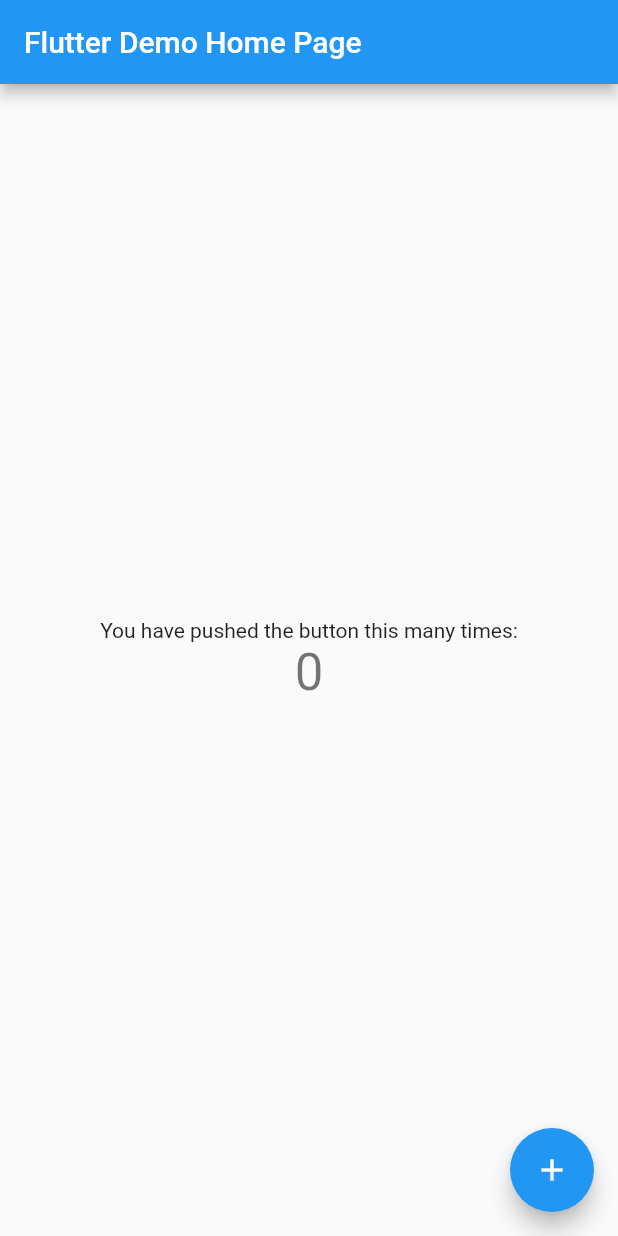
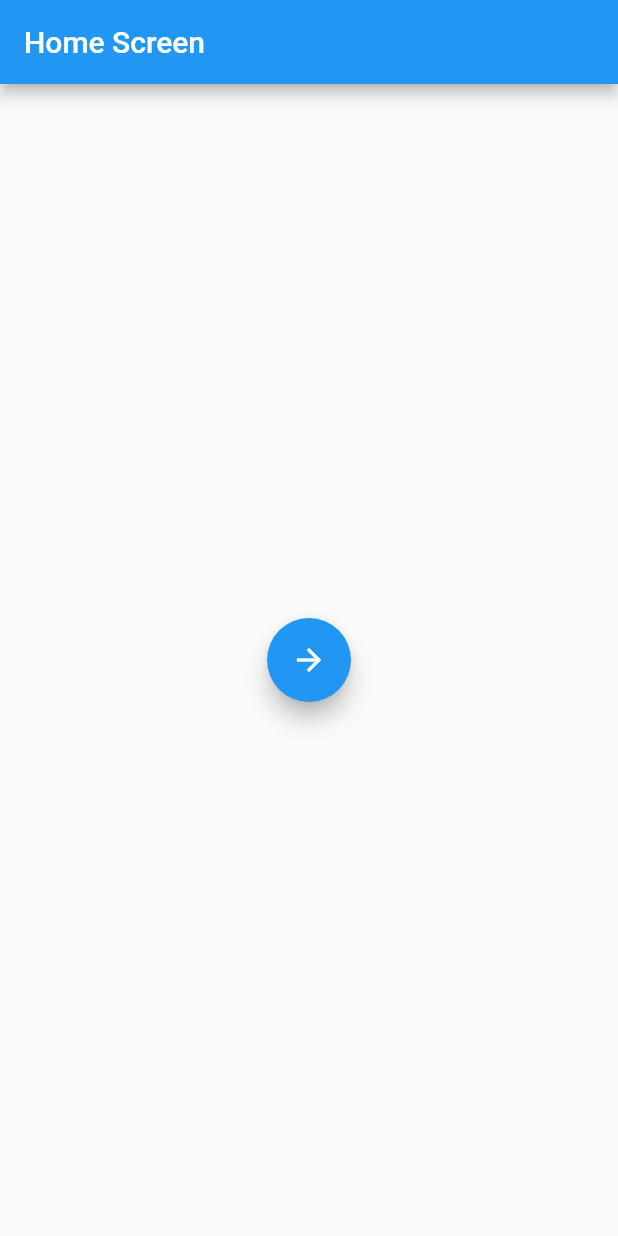
Before and after one commit to AdrianGroh306/challange_me, a Flutter app: the screen it shows after launch, on a phone screen of 412 x 824 dp. Run offline on Flutter 3.47's test engine with Material 2 defaults, Android fonts, the phone set to English and light mode, and no system bars.

Commit message:
trying out routes: Homescreen, Secondescreen

```diff
--- a/lib/main.dart
+++ b/lib/main.dart
@@ -1,115 +1,54 @@
 import 'package:flutter/material.dart';
 
-void main() {
-  runApp(const MyApp());
-}
+void main() => runApp(MyApp());
 
 class MyApp extends StatelessWidget {
-  const MyApp({super.key});
-
-  // This widget is the root of your application.
   @override
   Widget build(BuildContext context) {
     return MaterialApp(
-      title: 'Flutter Demo',
-      theme: ThemeData(
-        // This is the theme of your application.
-        //
-        // Try running your application with "flutter run". You'll see the
-        // application has a blue toolbar. Then, without quitting the app, try
-        // changing the primarySwatch below to Colors.green and then invoke
-        // "hot reload" (press "r" in the console where you ran "flutter run",
-        // or simply save your changes to "hot reload" in a Flutter IDE).
-        // Notice that the counter didn't reset back to zero; the application
-        // is not restarted.
-        primarySwatch: Colors.blue,
-      ),
-      home: const MyHomePage(title: 'Flutter Demo Home Page'),
+      initialRoute: '/',
+      routes: {
+        '/': (context) => HomeScreen(),
+        '/second': (context) => SecondScreen(),
+      },
     );
   }
 }
 
-class MyHomePage extends StatefulWidget {
-  const MyHomePage({super.key, required this.title});
-
-  // This widget is the home page of your application. It is stateful, meaning
-  // that it has a State object (defined below) that contains fields that affect
-  // how it looks.
-
-  // This class is the configuration for the state. It holds the values (in this
-  // case the title) provided by the parent (in this case the App widget) and
-  // used by the build method of the State. Fields in a Widget subclass are
-  // always marked "final".
-
-  final String title;
-
-  @override
-  State<MyHomePage> createState() => _MyHomePageState();
-}
-
-class _MyHomePageState extends State<MyHomePage> {
-  int _counter = 0;
-
-  void _incrementCounter() {
-    setState(() {
-      // This call to setState tells the Flutter framework that something has
-      // changed in this State, which causes it to rerun the build method below
-      // so that the display can reflect the updated values. If we changed
-      // _counter without calling setState(), then the build method would not be
-      // called again, and so nothing would appear to happen.
-      _counter++;
-    });
-  }
-
+class HomeScreen extends StatelessWidget {
   @override
   Widget build(BuildContext context) {
-    // This method is rerun every time setState is called, for instance as done
-    // by the _incrementCounter method above.
-    //
-    // The Flutter framework has been optimized to make rerunning build methods
-    // fast, so that you can just rebuild anything that needs updating rather
-    // than having to individually change instances of widgets.
     return Scaffold(
       appBar: AppBar(
-        // Here we take the value from the MyHomePage object that was created by
-        // the App.build method, and use it to set our appbar title.
-        title: Text(widget.title),
+        title: Text('Home Screen'),
       ),
       body: Center(
-        // Center is a layout widget. It takes a single child and positions it
-        // in the middle of the parent.
-        child: Column(
-          // Column is also a layout widget. It takes a list of children and
-          // arranges them vertically. By default, it sizes itself to fit its
-          // children horizontally, and tries to be as tall as its parent.
-          //
-          // Invoke "debug painting" (press "p" in the console, choose the
-          // "Toggle Debug Paint" action from the Flutter Inspector in Android
-          // Studio, or the "Toggle Debug Paint" command in Visual Studio Code)
-          // to see the wireframe for each widget.
-          //
-          // Column has various properties to control how it sizes itself and
-          // how it positions its children. Here we use mainAxisAlignment to
-          // center the children vertically; the main axis here is the vertical
-          // axis because Columns are vertical (the cross axis would be
-          // horizontal).
-          mainAxisAlignment: MainAxisAlignment.center,
-          children: <Widget>[
-            const Text(
-              'You have pushed the button this many times:',
-            ),
-            Text(
-              '$_counter',
-              style: Theme.of(context).textTheme.headline4,
-            ),
-          ],
+        child: FloatingActionButton(
+          onPressed: () {
+            Navigator.pushNamed(context, '/second');
+          },
+          child: Icon(Icons.arrow_forward),
         ),
       ),
-      floatingActionButton: FloatingActionButton(
-        onPressed: _incrementCounter,
-        tooltip: 'Increment',
-        child: const Icon(Icons.add),
-      ), // This trailing comma makes auto-formatting nicer for build methods.
     );
   }
 }
+
+class SecondScreen extends StatelessWidget {
+  @override
+  Widget build(BuildContext context) {
+    return Scaffold(
+      appBar: AppBar(
+        title: Text('Second Screen'),
+      ),
+      body: Center(
+        child: FloatingActionButton(
+          onPressed: () {
+            Navigator.pop(context);
+          },
+          child: Icon(Icons.arrow_back),
+        ),
+      ),
+    );
+  }
+}
--- a/pubspec.yaml
+++ b/pubspec.yaml
@@ -31,6 +31,9 @@
 dependencies:
   flutter:
     sdk: flutter
+
+  go_router: ^4.1.0
+  url_strategy:
 
 
   # The following adds the Cupertino Icons font to your application.
```
